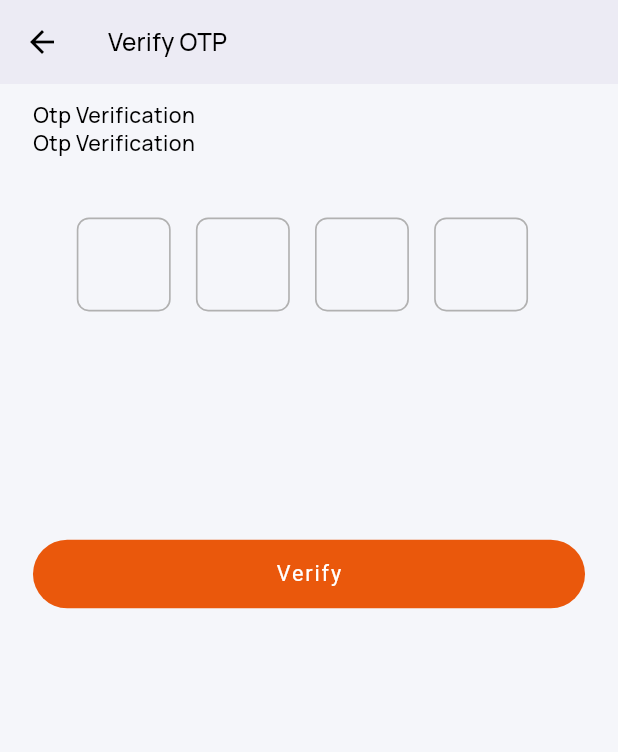
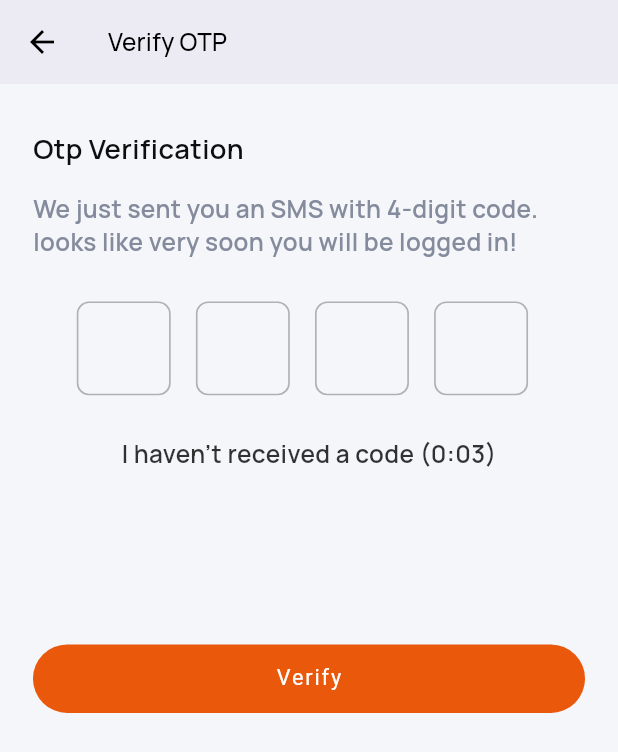
Before and after one commit to RavindraEsp/tt, a Flutter app: the VerifyOtpScreen screen opened directly, on a phone screen of 412 x 824 dp. Shown: the top 752 px of the screen. Run offline on Flutter 3.47's test engine with Material 3 defaults, Android fonts, the phone set to English and light mode, and no system bars; drawn by our look-alikes of pinput; our stand-ins replace cached_network_image, flutter_screenutil, google_fonts, intl_phone_field; key blocks and very long unbroken strings in the code were emptied for the run.

Commit message:
Otp screen complete

```diff
--- a/lib/main.dart
+++ b/lib/main.dart
@@ -1,16 +1,8 @@
-import 'package:book_your_truck/utilities/enums.dart';
-import 'package:book_your_truck/utilities/image_utility.dart';
-import 'package:book_your_truck/widgets/buttons/custom_button.dart';
-import 'package:book_your_truck/widgets/textField/simple_text_field.dart';
 import 'package:flutter/material.dart';
 import 'package:flutter/services.dart';
 import 'package:flutter_screenutil/flutter_screenutil.dart';
 
-import 'module/auth/login_screen.dart';
-import 'module/auth/signup_screen.dart';
 import 'module/auth/verify_otp_screen.dart';
-import 'module/bottomabar/bottombar.dart';
-import 'module/profile/profile_screen.dart';
 
 void main() async {
   WidgetsFlutterBinding.ensureInitialized();
@@ -33,6 +25,8 @@ class MyApp extends StatelessWidget {
       // Use builder only if you need to use library outside ScreenUtilInit context
       builder: (_, child) {
         return MaterialApp(
+          debugShowCheckedModeBanner: false,
+
           title: 'First Method',
           // You can use the library anywhere in the app even in theme
           theme: ThemeData(
@@ -42,11 +36,11 @@ class MyApp extends StatelessWidget {
           home: child,
         );
       },
-     // child:  SignupScreen(),
-     // child:  LoginScreen(),
-     // child:  VerifyOtpScreen(),
-    //  child:  BottomNavigationBarScreen(),
-      child:  ProfileScreen(),
+      // child:  SignupScreen(),
+      // child:  LoginScreen(),
+      child: VerifyOtpScreen(),
+      //  child:  BottomNavigationBarScreen(),
+      // child:  ProfileScreen(),
     );
   }
 }
--- a/lib/module/auth/verify_otp_screen.dart
+++ b/lib/module/auth/verify_otp_screen.dart
@@ -29,17 +29,36 @@ class _VerifyOtpScreenState extends State<VerifyOtpScreen> {
           child: Column(
             crossAxisAlignment: .start,
             children: [
-              Text("Otp Verification", style: StyleUtility.inputTextStyle),
+              SizedBox(height: 20.h),
+              Text(
+                "Otp Verification",
+                style: StyleUtility.manropeSemiBold18Color0E0E0E,
+              ),
+              SizedBox(height: 16.h),
+              Text(
+                "We just sent you an SMS with 4-digit code. looks like very soon you will be logged in!",
+                style: StyleUtility.manropeMedium16Color848B9D,
+              ),
 
-              Text("Otp Verification", style: StyleUtility.inputTextStyle),
-
-              SizedBox(height: 40),
+              SizedBox(height: 28.h),
               Container(
                 alignment: Alignment.center,
                 child: CustomOtpField(controller: fNameController),
               ),
 
-              SizedBox(height: 150.h),
+              SizedBox(height: 28.h),
+
+              Container(
+                alignment: Alignment.center,
+                child: Text(
+                  "I haven’t received a code (0:03)",
+                  style: StyleUtility.manropeMedium16Color848B9D.copyWith(
+                    color: Colors.black.withValues(alpha: 0.8),
+                  ),
+                ),
+              ),
+
+              SizedBox(height: 114.h),
 
               CustomButton(buttonText: "Verify", onTap: () {}),
 
--- a/lib/utilities/color_utility.dart
+++ b/lib/utilities/color_utility.dart
@@ -13,6 +13,8 @@ class ColorUtility {
 
   static const Color backgroundColor = Color(0xFFF5F6FA);
   static const Color textFieldBorderColor = Color(0xFFB1B1B1);
+  static const Color color0E0E0E = Color(0xFF0E0E0E);
+  static const Color color848B9D = Color(0xFF848B9D);
 
 
 
--- a/lib/utilities/style_utility.dart
+++ b/lib/utilities/style_utility.dart
@@ -81,6 +81,18 @@ class StyleUtility {
       fontSize: TextSizeUtility.textSize16,
       color: Colors.black);
 
+
+  static TextStyle manropeSemiBold18Color0E0E0E = GoogleFonts.manrope(
+      fontWeight: FontWeight.w600,
+      fontSize: TextSizeUtility.textSize18,
+      color: ColorUtility.color0E0E0E);
+
+
+
+  static TextStyle manropeMedium16Color848B9D = GoogleFonts.manrope(
+      fontWeight: FontWeight.w600,
+      fontSize: TextSizeUtility.textSize16,
+      color: ColorUtility.color848B9D);
 
 
   ///tttttt
```
